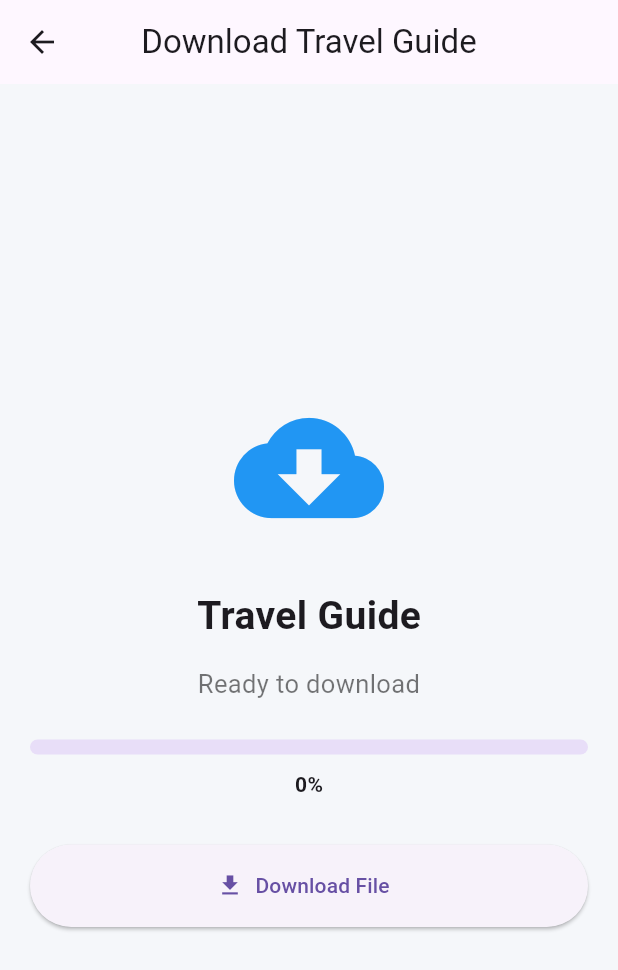
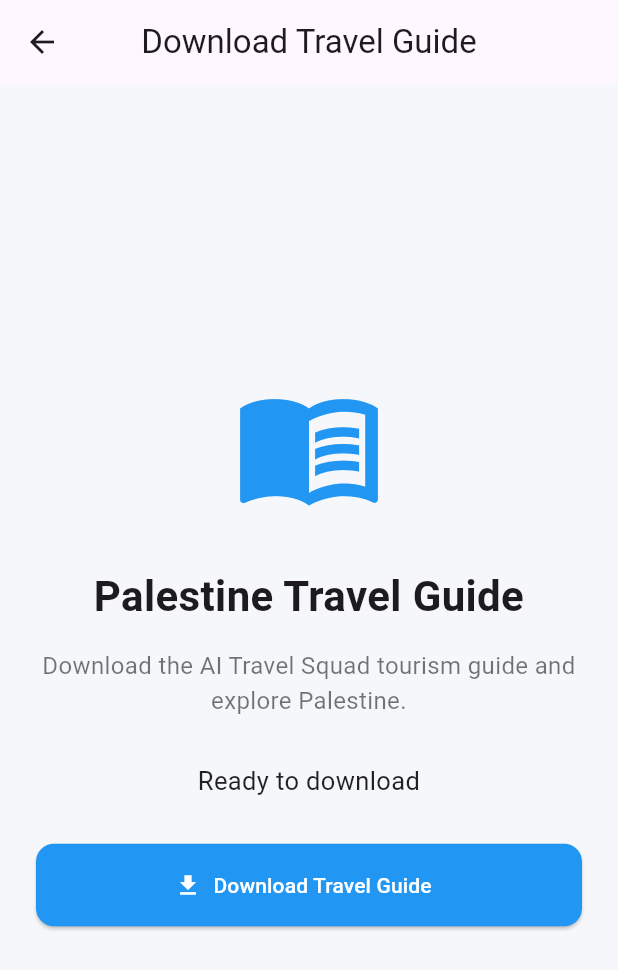
Before and after one commit to Asalasadat/AI-Travel-Squad, a Flutter app: the DownloadScreen screen opened directly, on a phone screen of 412 x 824 dp. Shown: the top 970 px of the screen. Run offline on Flutter 3.47's test engine with Material 3 defaults, Android fonts, the phone set to English and light mode, and no system bars; our stand-ins replace dio; missing offline and left inert: dart:html.

Commit message:
Add files via upload

```diff
--- a/MobileApp/lib/screens/download.dart
+++ b/MobileApp/lib/screens/download.dart
@@ -1,7 +1,7 @@
 
-import 'package:dio/dio.dart';
+import 'dart:html' as html;
+
 import 'package:flutter/material.dart';
-import 'package:path_provider/path_provider.dart';
 
 class DownloadScreen extends StatefulWidget {
   const DownloadScreen({super.key});
@@ -11,91 +11,50 @@
 }
 
 class _DownloadScreenState extends State<DownloadScreen> {
-  double progress = 0.0;
+  bool isDownloading = false;
+  bool isDownloaded = false;
 
   String status = "Ready to download";
 
-  bool isDownloading = false;
+  static const String fileUrl =
+      "https://raw.githubusercontent.com/Asalasadat/AI-Travel-Squad/main/ai_travel_squad_summary.pdf";
 
-  Future<void> downloadFile() async {
-    // ضع هنا الرابط الحقيقي للملف
-    const String fileUrl =
-        "https://example.com/travel-guide.pdf";
-
-    try {
+  void downloadGuide() {
     setState(() {
       isDownloading = true;
-        progress = 0.0;
-        status = "Connecting...";
+      status = "Preparing travel guide...";
     });
 
-      final directory =
-          await getApplicationDocumentsDirectory();
+    final anchor = html.AnchorElement(href: fileUrl)
+      ..setAttribute(
+        "download",
+        "ai_travel_squad_summary.pdf",
+      )
+      ..target = "_blank";
 
-      final filePath =
-          "${directory.path}/travel_guide.pdf";
+    html.document.body?.append(anchor);
 
-      final dio = Dio(
-        BaseOptions(
-          connectTimeout: const Duration(seconds: 15),
-          receiveTimeout: const Duration(minutes: 5),
-        ),
-      );
+    anchor.click();
 
-      await dio.download(
-        fileUrl,
-        filePath,
-
-        onReceiveProgress: (received, total) {
-          if (total != -1) {
-            setState(() {
-              progress = received / total;
-
-              status =
-                  "Downloading ${(progress * 100).toStringAsFixed(0)}%";
-            });
-          }
-        },
-      );
+    anchor.remove();
 
     setState(() {
       isDownloading = false;
-        progress = 1.0;
-        status = "Download completed successfully!";
+      isDownloaded = true;
+      status = "Download started successfully!";
     });
 
-      if (mounted) {
     ScaffoldMessenger.of(context).showSnackBar(
       const SnackBar(
         content: Text(
-              "File downloaded successfully!",
+          "Travel guide download started!",
         ),
       ),
     );
   }
-    } on DioException catch (e) {
-      setState(() {
-        isDownloading = false;
-      });
 
-      if (e.type == DioExceptionType.connectionTimeout ||
-          e.type == DioExceptionType.receiveTimeout) {
-        setState(() {
-          status =
-              "Connection is weak. Please try again.";
-        });
-      } else {
-        setState(() {
-          status =
-              "Download failed. Check your internet connection.";
-        });
-      }
-    } catch (e) {
-      setState(() {
-        isDownloading = false;
-        status = "Something went wrong.";
-      });
-    }
+  void openGuide() {
+    html.window.open(fileUrl, "_blank");
   }
 
   @override
@@ -104,19 +63,27 @@
       backgroundColor: const Color(0xffF5F7FA),
 
       appBar: AppBar(
-        title: const Text("Download Travel Guide"),
+        title: const Text(
+          "Download Travel Guide",
+        ),
         centerTitle: true,
       ),
 
-      body: Padding(
-        padding: const EdgeInsets.all(20),
+      body: Center(
+        child: SingleChildScrollView(
+          padding: const EdgeInsets.all(24),
+
+          child: ConstrainedBox(
+            constraints: const BoxConstraints(
+              maxWidth: 500,
+            ),
 
             child: Column(
               mainAxisAlignment: MainAxisAlignment.center,
 
               children: [
                 const Icon(
-              Icons.cloud_download,
+                  Icons.menu_book,
                   size: 100,
                   color: Colors.blue,
                 ),
@@ -124,38 +91,37 @@
                 const SizedBox(height: 30),
 
                 const Text(
-              "Travel Guide",
+                  "Palestine Travel Guide",
+                  textAlign: TextAlign.center,
+
                   style: TextStyle(
-                fontSize: 26,
+                    fontSize: 28,
                     fontWeight: FontWeight.bold,
                   ),
                 ),
 
                 const SizedBox(height: 15),
 
-            Text(
-              status,
+                const Text(
+                  "Download the AI Travel Squad "
+                  "tourism guide and explore Palestine.",
                   textAlign: TextAlign.center,
-              style: const TextStyle(
-                fontSize: 17,
+
+                  style: TextStyle(
+                    fontSize: 16,
                     color: Colors.black54,
                   ),
                 ),
 
-            const SizedBox(height: 25),
-
-            LinearProgressIndicator(
-              value: progress,
-              minHeight: 10,
-              borderRadius: BorderRadius.circular(10),
-            ),
-
-            const SizedBox(height: 10),
+                const SizedBox(height: 30),
 
                 Text(
-              "${(progress * 100).toStringAsFixed(0)}%",
+                  status,
+                  textAlign: TextAlign.center,
+
                   style: const TextStyle(
-                fontWeight: FontWeight.bold,
+                    fontSize: 17,
+                    color: Colors.black87,
                   ),
                 ),
 
@@ -167,20 +133,65 @@
 
                   child: ElevatedButton.icon(
                     onPressed:
-                    isDownloading ? null : downloadFile,
+                        isDownloading
+                            ? null
+                            : downloadGuide,
 
-                icon: const Icon(Icons.download),
+                    icon: Icon(
+                      isDownloaded
+                          ? Icons.check_circle
+                          : Icons.download,
+                    ),
 
                     label: Text(
-                  isDownloading
-                      ? "Downloading..."
-                      : "Download File",
+                      isDownloaded
+                          ? "Download Again"
+                          : "Download Travel Guide",
+                    ),
+
+                    style: ElevatedButton.styleFrom(
+                      backgroundColor: Colors.blue,
+                      foregroundColor: Colors.white,
+
+                      shape: RoundedRectangleBorder(
+                        borderRadius:
+                            BorderRadius.circular(12),
+                      ),
+                    ),
+                  ),
+                ),
+
+                const SizedBox(height: 15),
+
+                if (isDownloaded)
+                  SizedBox(
+                    width: double.infinity,
+                    height: 55,
+
+                    child: OutlinedButton.icon(
+                      onPressed: openGuide,
+
+                      icon: const Icon(
+                        Icons.menu_book,
+                      ),
+
+                      label: const Text(
+                        "Open Travel Guide",
+                      ),
+
+                      style: OutlinedButton.styleFrom(
+                        shape: RoundedRectangleBorder(
+                          borderRadius:
+                              BorderRadius.circular(12),
+                        ),
                       ),
                     ),
                   ),
               ],
             ),
           ),
+        ),
+      ),
     );
   }
 }
--- a/MobileApp/lib/screens/favscreen.dart
+++ b/MobileApp/lib/screens/favscreen.dart
@@ -127,4 +127,8 @@
     );
   }
 }
+
+
+
+
 List<PlaceModel> favorites = [];
```
Also changed, not shown: MobileApp/lib/screens/recommendation_services.dart (added, +123 -0 lines), MobileApp/lib/screens/result_screen.dart (+325 -61 lines). Lines whose indentation alone changed are shown as unchanged.
